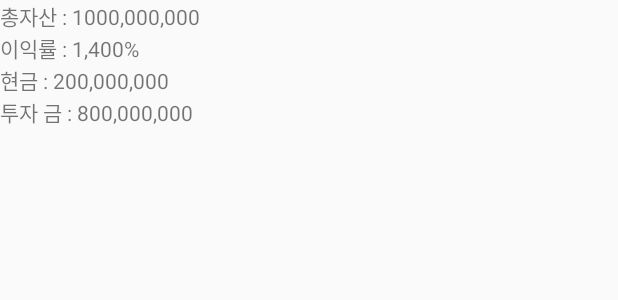
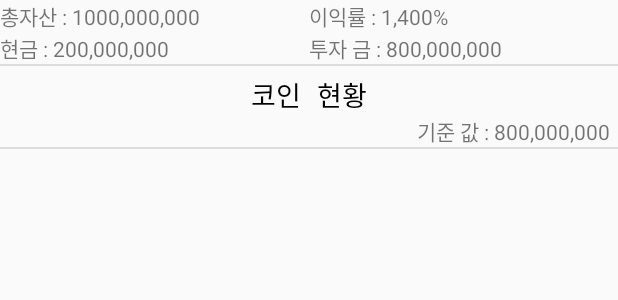
Before and after one commit to jaebae/CoinSurfer, an Android app: the layout balance_fragment.xml on its own in the app's theme, with its tools: preview values and no code run, on a phone screen of 412 x 824 dp. Shown: the top 300 px of the screen. Run offline under Robolectric (Android 15) with nearby library versions, the phone set to English and light mode, and no system bars.

Commit message:
improve UI

```diff
--- a/app/src/main/java/com/sungjae/coinsurfer/activity/MainActivity.java
+++ b/app/src/main/java/com/sungjae/coinsurfer/activity/MainActivity.java
@@ -25,7 +25,7 @@ public class MainActivity extends AppCompatActivity {
 
     private void setTabLayout() {
         TabLayout tabLayout = (TabLayout) findViewById(R.id.tab_layout);
-        tabLayout.addTab(tabLayout.newTab().setText("Market Info"));
+        tabLayout.addTab(tabLayout.newTab().setText("Balance"));
         tabLayout.addTab(tabLayout.newTab().setText("Trade History"));
         tabLayout.addTab(tabLayout.newTab().setText("Setting"));
         tabLayout.setTabGravity(TabLayout.GRAVITY_FILL);
--- a/app/src/main/java/com/sungjae/coinsurfer/activity/fragment/balance/CoinInfoAdapter.java
+++ b/app/src/main/java/com/sungjae/coinsurfer/activity/fragment/balance/CoinInfoAdapter.java
@@ -55,7 +55,7 @@ public class CoinInfoAdapter extends ArrayAdapter<Coin> {
             tvDiffRate.setTextColor(Color.BLUE);
         }
 
-        tvDiffRate.setText(String.format("%,.02f", diff));
+        tvDiffRate.setText(String.format("%,.02f%%", Math.abs(diff)));
 
         return convertView;
     }
--- a/app/src/main/java/com/sungjae/coinsurfer/service/TradeService.java
+++ b/app/src/main/java/com/sungjae/coinsurfer/service/TradeService.java
@@ -83,7 +83,6 @@ public class TradeService extends Service implements TradeSetting.OnSettingChang
 
                 writeBalanceLog(mBalance);
 
-                //mBalance.setKrw(500000);
                 ArrayList<TradeInfo> tradeList = mTradeModel.getTradeInfoList();
                 if (!tradeList.isEmpty()) {
                     trade(tradeList, SELL); //sell should do first to get KRW for Buy
--- a/app/src/main/res/layout/activity_main.xml
+++ b/app/src/main/res/layout/activity_main.xml
@@ -7,6 +7,7 @@
 
     <android.support.design.widget.TabLayout
         android:id="@+id/tab_layout"
+        style="@style/AppTabLayout"
         android:layout_width="match_parent"
         android:layout_height="wrap_content"
         android:layout_alignParentTop="true"
--- a/app/src/main/res/layout/balance_fragment.xml
+++ b/app/src/main/res/layout/balance_fragment.xml
@@ -4,30 +4,72 @@
     android:layout_height="match_parent"
     android:orientation="vertical">
 
+    <LinearLayout
+        android:layout_width="match_parent"
+        android:layout_height="wrap_content"
+        android:orientation="horizontal"
+        android:weightSum="2">
+
         <TextView
             android:id="@+id/total_as_krw"
             android:layout_width="match_parent"
             android:layout_height="wrap_content"
+            android:layout_weight="1"
             android:text="총자산 : 1000,000,000" />
 
         <TextView
             android:id="@+id/profit"
             android:layout_width="match_parent"
             android:layout_height="wrap_content"
+            android:layout_weight="1"
             android:text="이익률 : 1,400%" />
+
+    </LinearLayout>
+
+
+    <LinearLayout
+        android:layout_width="match_parent"
+        android:layout_height="wrap_content"
+        android:orientation="horizontal"
+        android:weightSum="2">
 
         <TextView
             android:id="@+id/cur_krw"
             android:layout_width="match_parent"
             android:layout_height="wrap_content"
+            android:layout_weight="1"
             android:text="현금 : 200,000,000" />
 
         <TextView
             android:id="@+id/invested_krw"
             android:layout_width="match_parent"
             android:layout_height="wrap_content"
+            android:layout_weight="1"
             android:text="투자 금 : 800,000,000" />
+    </LinearLayout>
 
+    <View style="@style/Divider" />
+
+
+    <TextView
+        android:id="@+id/coin_list_title"
+        style="@style/Title"
+        android:layout_width="match_parent"
+        android:layout_height="wrap_content"
+        android:layout_marginTop="5dp"
+        android:text="코인 현황"
+        android:textAlignment="center" />
+
+    <TextView
+        android:id="@+id/target_coin_krw"
+        android:layout_width="match_parent"
+        android:layout_height="wrap_content"
+        android:layout_marginRight="5dp"
+        android:text="기준 값 : 800,000,000"
+        android:textAlignment="textEnd" />
+
+
+    <View style="@style/Divider" />
 
     <ListView
         android:id="@+id/coin_list"
--- a/app/src/main/res/values/styles.xml
+++ b/app/src/main/res/values/styles.xml
@@ -13,4 +13,32 @@
         <item name="preferenceTheme">@style/PreferenceThemeOverlay</item>
     </style>
 
+    <style name="Divider">
+        <item name="android:layout_width">match_parent</item>
+        <item name="android:layout_height">1dp</item>
+        <item name="android:background">?android:attr/listDivider</item>
+    </style>
+
+    <style name="Title" parent="@android:style/TextAppearance.Medium">
+        <item name="android:textColor">#010101</item>
+        <item name="android:typeface">monospace</item>
+    </style>
+
+    <style name="AppTabLayout" parent="Widget.Design.TabLayout">
+        <item name="tabIndicatorColor">?attr/colorAccent</item>
+        <item name="tabIndicatorHeight">4dp</item>
+        <item name="tabPaddingStart">6dp</item>
+        <item name="tabPaddingEnd">6dp</item>
+        <item name="tabBackground">?attr/selectableItemBackground</item>
+        <item name="tabTextAppearance">@style/AppTabTextAppearance</item>
+        <item name="tabSelectedTextColor">#FFFFFF</item>
+    </style>
+
+    <!-- for text -->
+    <style name="AppTabTextAppearance" parent="TextAppearance.Design.Tab">
+        <item name="android:textSize">12sp</item>
+        <item name="android:textColor">#F0F0F0</item>
+        <item name="textAllCaps">false</item>
+    </style>
+
 </resources>
```
Also changed, not shown: app/src/main/java/com/sungjae/coinsurfer/activity/fragment/balance/BalanceInfoFragment.java (+11 -14 lines), app/src/main/res/layout/coin_list_item_layout.xml (+11 -13 lines). Lines whose indentation alone changed are shown as unchanged.
